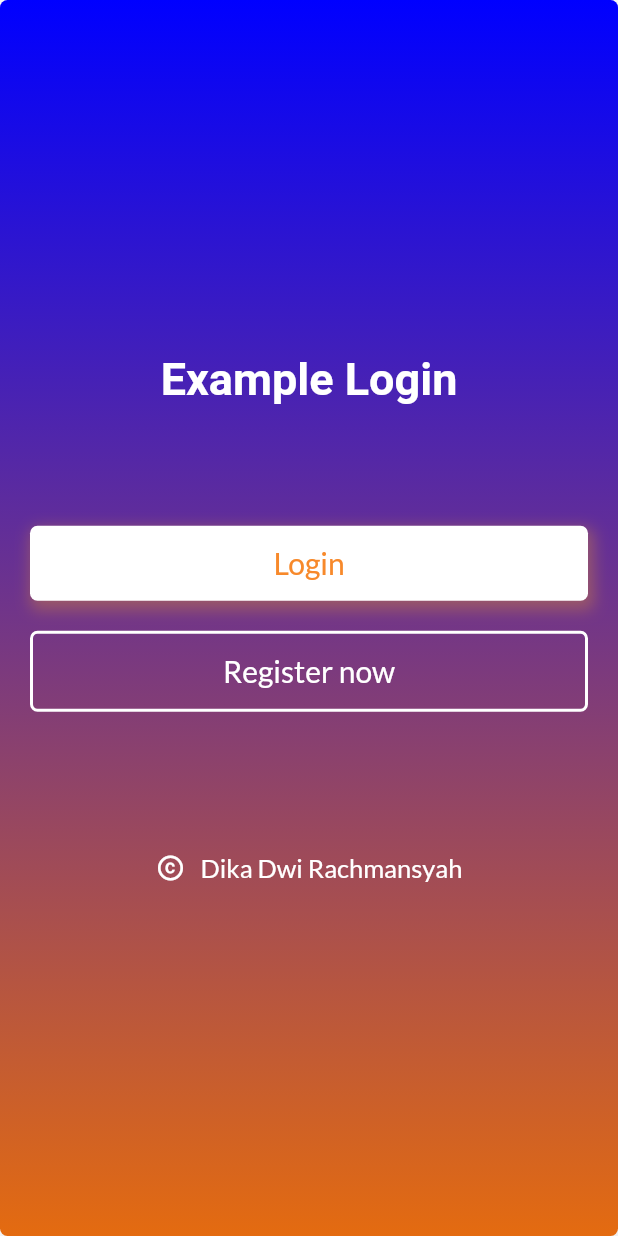
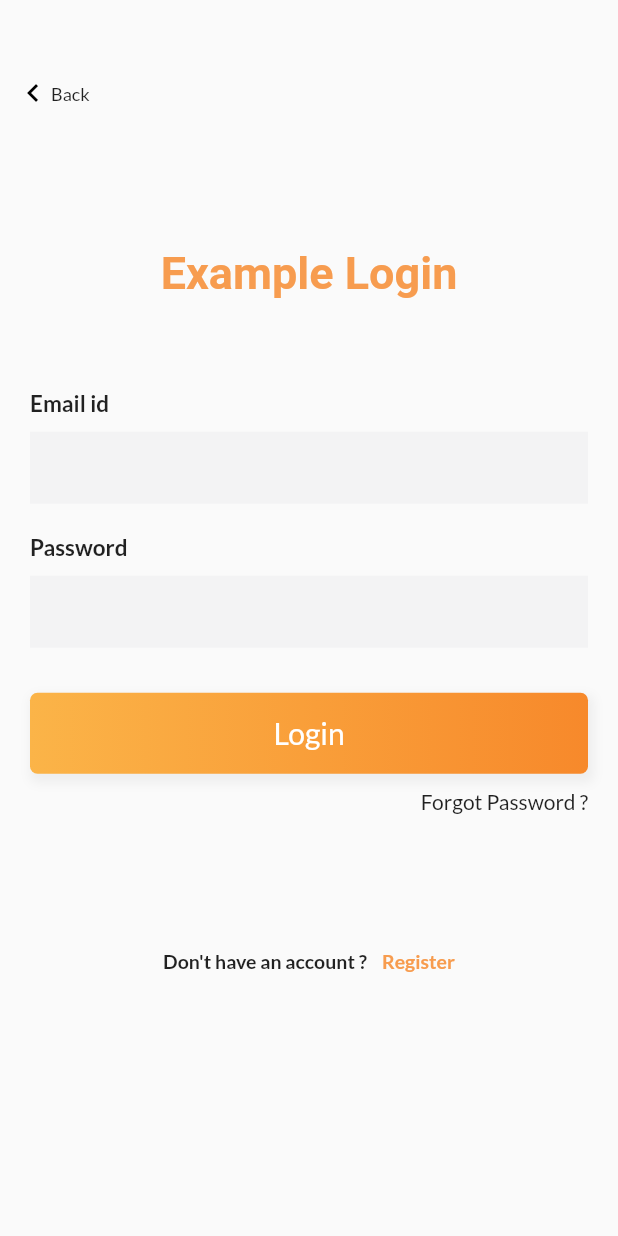
Before and after one commit to dikadwira24/login, a Flutter app: the screen it shows after launch, after a tap on "Login", on a phone screen of 412 x 824 dp. Run offline on Flutter 3.47's test engine with Material 2 defaults, Android fonts, the phone set to English and light mode, and no system bars; our stand-ins replace google_fonts.

Commit message:
add login screen

```diff
--- a/login/lib/src/home.dart
+++ b/login/lib/src/home.dart
@@ -1,5 +1,6 @@
 import 'package:flutter/material.dart';
 import 'package:google_fonts/google_fonts.dart';
+import 'package:login/src/login.dart';
 
 class WelcomePage extends StatefulWidget {
   WelcomePage({Key key, this.title}) : super(key: key);
@@ -14,6 +15,8 @@ class _WelcomePageState extends State<WelcomePage> {
   Widget _submitButton() {
     return InkWell(
       onTap: () {
+        Navigator.push(
+          context, MaterialPageRoute(builder: (context) => LoginPage()));
       },
       child: Container(
         width: MediaQuery.of(context).size.width,
--- /dev/null
+++ b/login/lib/src/login.dart
@@ -0,0 +1,183 @@
+import 'package:flutter/material.dart';
+import 'package:google_fonts/google_fonts.dart';
+
+class LoginPage extends StatefulWidget {
+  LoginPage({Key key, this.title}) : super(key: key);
+
+  final String title;
+
+  @override
+  _LoginPageState createState() => _LoginPageState();
+}
+
+class _LoginPageState extends State<LoginPage> {
+  Widget _backButton() {
+    return InkWell(
+      onTap: () {
+        Navigator.pop(context);
+      },
+      child: Container(
+        padding: EdgeInsets.symmetric(horizontal: 10),
+        child: Row(
+          children: <Widget>[
+            Container(
+              padding: EdgeInsets.only(left: 0, top: 10, bottom: 10),
+              child: Icon(Icons.keyboard_arrow_left, color: Colors.black),
+            ),
+            Text('Back',
+                style: TextStyle(fontSize: 12, fontWeight: FontWeight.w500))
+          ],
+        ),
+      ),
+    );
+  }
+
+  Widget _entryField(String title, {bool isPassword = false}) {
+    return Container(
+      margin: EdgeInsets.symmetric(vertical: 10),
+      child: Column(
+        crossAxisAlignment: CrossAxisAlignment.start,
+        children: <Widget>[
+          Text(
+            title,
+            style: TextStyle(fontWeight: FontWeight.bold, fontSize: 15),
+          ),
+          SizedBox(
+            height: 10,
+          ),
+          TextField(
+              obscureText: isPassword,
+              decoration: InputDecoration(
+                  border: InputBorder.none,
+                  fillColor: Color(0xfff3f3f4),
+                  filled: true))
+        ],
+      ),
+    );
+  }
+
+  Widget _submitButton() {
+    return Container(
+      width: MediaQuery.of(context).size.width,
+      padding: EdgeInsets.symmetric(vertical: 15),
+      alignment: Alignment.center,
+      decoration: BoxDecoration(
+          borderRadius: BorderRadius.all(Radius.circular(5)),
+          boxShadow: <BoxShadow>[
+            BoxShadow(
+                color: Colors.grey.shade200,
+                offset: Offset(2, 4),
+                blurRadius: 5,
+                spreadRadius: 2)
+          ],
+          gradient: LinearGradient(
+              begin: Alignment.centerLeft,
+              end: Alignment.centerRight,
+              colors: [Color(0xfffbb448), Color(0xfff7892b)])),
+      child: Text(
+        'Login',
+        style: TextStyle(fontSize: 20, color: Colors.white),
+      ),
+    );
+  }
+
+  Widget _createAccountLabel() {
+    return Container(
+        margin: EdgeInsets.symmetric(vertical: 20),
+        padding: EdgeInsets.all(15),
+        alignment: Alignment.bottomCenter,
+        child: Row(
+          mainAxisAlignment: MainAxisAlignment.center,
+          children: <Widget>[
+            Text(
+              'Don\'t have an account ?',
+              style: TextStyle(fontSize: 13, fontWeight: FontWeight.w600),
+            ),
+            SizedBox(
+              width: 10,
+            ),
+            InkWell(
+      onTap: () {
+        Navigator.push(
+          context, MaterialPageRoute(builder: (context) => LoginPage()));
+      },
+      child : Text(
+              'Register',
+              style: TextStyle(
+                  color: Color(0xfff79c4f),
+                  fontSize: 13,
+                  fontWeight: FontWeight.w600),
+            ),
+            )
+          ],
+        ),
+      );
+  }
+
+  Widget _title() {
+    return RichText(
+      textAlign: TextAlign.center,
+      text: TextSpan(
+          text: 'Example Login',
+          style: GoogleFonts.portLligatSans(
+            textStyle: Theme.of(context).textTheme.display1,
+            fontSize: 30,
+            fontWeight: FontWeight.w700,
+            color: Color(0xfff79c4f),
+          ),),
+    );
+  }
+
+  Widget _emailPasswordWidget() {
+    return Column(
+      children: <Widget>[
+        _entryField("Email id"),
+        _entryField("Password", isPassword: true),
+      ],
+    );
+  }
+
+  @override
+  Widget build(BuildContext context) {
+    final height = MediaQuery.of(context).size.height;
+    return Scaffold(
+        body: Container(
+      height: height,
+      child: Stack(
+        children: <Widget>[
+          Container(
+            padding: EdgeInsets.symmetric(horizontal: 20),
+            child: SingleChildScrollView(
+              child: Column(
+                crossAxisAlignment: CrossAxisAlignment.center,
+                mainAxisAlignment: MainAxisAlignment.center,
+                children: <Widget>[
+                  SizedBox(height: height * .2),
+                  _title(),
+                  SizedBox(height: 50),
+                  _emailPasswordWidget(),
+                  SizedBox(height: 20),
+                  _submitButton(),
+                  Container(
+                    padding: EdgeInsets.symmetric(vertical: 10),
+                    alignment: Alignment.centerRight,
+                    child: InkWell (
+                      onTap: () {
+                        Navigator.push(context, MaterialPageRoute(builder: (context) => LoginPage()));
+                        },
+                      child : Text('Forgot Password ?',
+                        style: TextStyle(
+                            fontSize: 14, fontWeight: FontWeight.w500))),
+                  ),
+                  SizedBox(height: height * .055),
+                  _createAccountLabel(),
+                ],
+              ),
+            ),
+          ),
+          Positioned(top: 40, left: 0, child: _backButton()),
+        ],
+      ),
+    ));
+  }
+}
```
